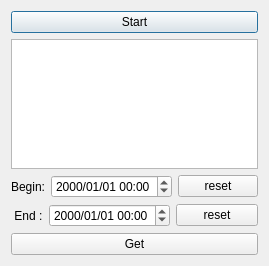
The window that dialog.ui (tujiaw/HookKeyboard) describes before a commit, drawn with Qt 5.
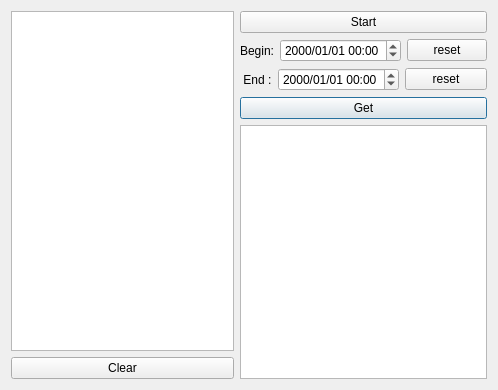
The same window after the commit.

Diff of the .ui file:
```diff
--- a/dialog.ui
+++ b/dialog.ui
@@ -6,13 +6,29 @@
    <rect>
     <x>0</x>
     <y>0</y>
-    <width>267</width>
-    <height>266</height>
+    <width>498</width>
+    <height>390</height>
    </rect>
   </property>
   <property name="windowTitle">
    <string>Dialog</string>
   </property>
+  <layout class="QHBoxLayout" name="horizontalLayout_4">
+   <item>
+    <layout class="QVBoxLayout" name="verticalLayout_2">
+     <item>
+      <widget class="QListWidget" name="lwContent"/>
+     </item>
+     <item>
+      <widget class="QPushButton" name="pbClear">
+       <property name="text">
+        <string>Clear</string>
+       </property>
+      </widget>
+     </item>
+    </layout>
+   </item>
+   <item>
   <layout class="QVBoxLayout" name="verticalLayout">
    <item>
     <layout class="QHBoxLayout" name="horizontalLayout_2">
@@ -21,16 +37,12 @@
        <property name="text">
         <string>Start</string>
        </property>
-      </widget>
-     </item>
-    </layout>
-   </item>
-   <item>
-    <widget class="QPlainTextEdit" name="pteShow">
-     <property name="readOnly">
-      <bool>true</bool>
-     </property>
-    </widget>
+         <property name="autoDefault">
+          <bool>false</bool>
+         </property>
+        </widget>
+       </item>
+      </layout>
    </item>
    <item>
     <layout class="QHBoxLayout" name="horizontalLayout">
@@ -111,7 +123,19 @@
      <property name="text">
       <string>Get</string>
      </property>
-    </widget>
+       <property name="default">
+        <bool>true</bool>
+       </property>
+      </widget>
+     </item>
+     <item>
+      <widget class="QPlainTextEdit" name="pteShow">
+       <property name="readOnly">
+        <bool>true</bool>
+       </property>
+      </widget>
+     </item>
+    </layout>
    </item>
   </layout>
  </widget>
```
Lines whose indentation alone changed are shown as unchanged.
